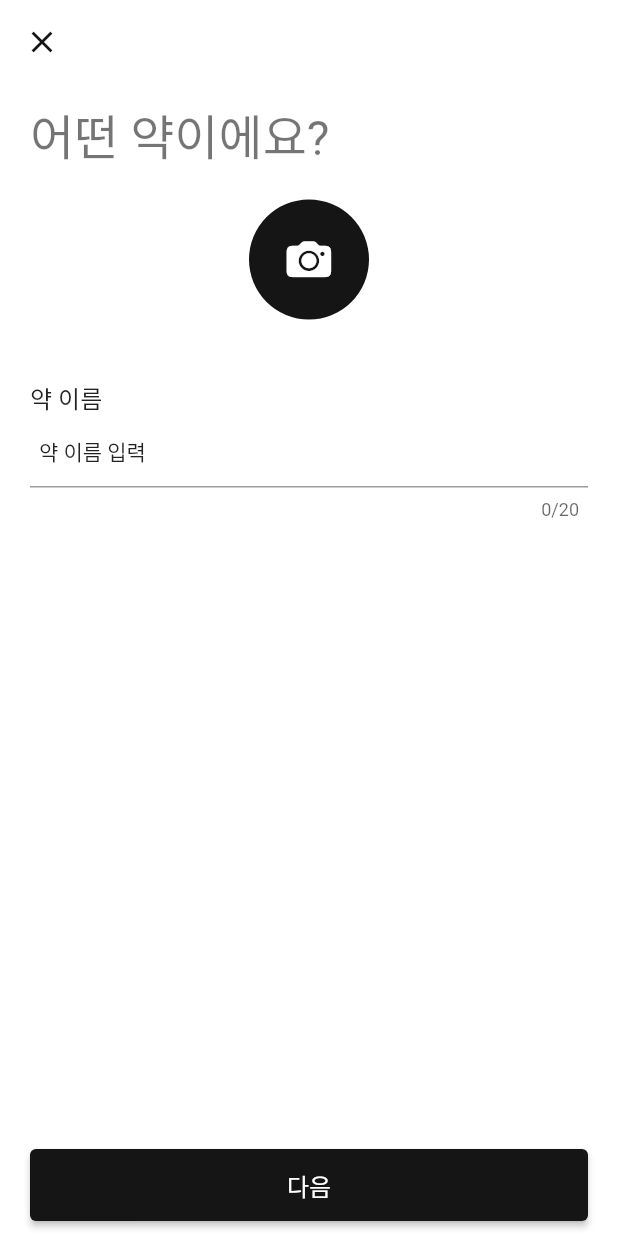
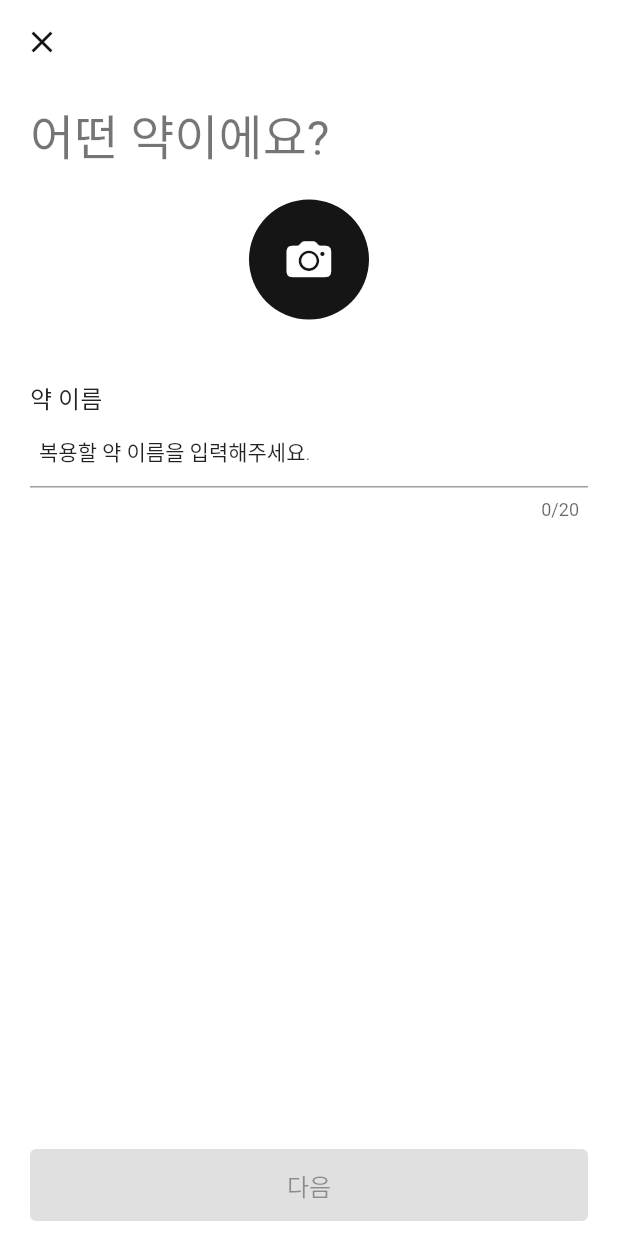
Before and after one commit to GzuPark/TimeToPill_flutter, a Flutter app: the screen it shows after launch, after a tap on an icon or button, on a phone screen of 412 x 824 dp. Run offline on Flutter 3.47's test engine with Material 2 defaults, Android fonts, the phone set to English and light mode, and no system bars; our stand-ins replace image_picker; Roboto replaces fonts that are missing (Gaegu).

Commit message:
Apply to send data from AddPillPage to AddAlarmPage (just testing)
- Refactor the page name from AddPage to AddPillPage
- Communicate image data between hierarchical widget layers
- Apply to fade in route effect
  - HomePage -> AddPillPage
  - AddPillPage -> AddAlarmPage

```diff
--- /dev/null
+++ b/lib/components/project_page_route.dart
@@ -0,0 +1,17 @@
+import 'package:flutter/cupertino.dart';
+
+class FadePageRoute extends PageRouteBuilder {
+  final Widget page;
+
+  FadePageRoute({
+    required this.page,
+  }) : super(
+          pageBuilder: (context, animation, secondaryAnimation) => page,
+          transitionsBuilder: (context, animation, secondaryAnimation, child) {
+            return FadeTransition(
+              opacity: animation,
+              child: child,
+            );
+          },
+        );
+}
--- a/lib/pages/add/add_page.dart
+++ b/lib/pages/add/add_pill_page.dart
@@ -4,21 +4,24 @@ import 'package:flutter/cupertino.dart';
 import 'package:flutter/material.dart';
 import 'package:image_picker/image_picker.dart';
 import 'package:time_to_pill/components/project_constants.dart';
+import 'package:time_to_pill/components/project_page_route.dart';
+import 'package:time_to_pill/pages/add/add_alarm_page.dart';
 
-class AddPage extends StatefulWidget {
-  const AddPage({Key? key}) : super(key: key);
+class AddPillPage extends StatefulWidget {
+  const AddPillPage({Key? key}) : super(key: key);
 
   @override
-  State<AddPage> createState() => _AddPageState();
+  State<AddPillPage> createState() => _AddPillPageState();
 }
 
-class _AddPageState extends State<AddPage> {
+class _AddPillPageState extends State<AddPillPage> {
   // Control to input the pill's name
-  final TextEditingController _textController = TextEditingController();
+  final TextEditingController _pillNameController = TextEditingController();
+  File? _pillImage;
 
   @override
   void dispose() {
-    _textController.dispose();
+    _pillNameController.dispose();
     super.dispose();
   }
 
@@ -42,8 +45,10 @@ class _AddPageState extends State<AddPage> {
                   style: Theme.of(context).textTheme.headline4,
                 ),
                 const SizedBox(height: regularSpace),
-                const Center(
-                  child: PillImageButton(),
+                Center(
+                  child: PillImageButton(
+                    changedImageFile: (File? value) => _pillImage = value,
+                  ),
                 ),
                 const SizedBox(height: largeSpace),
                 Text(
@@ -51,13 +56,14 @@ class _AddPageState extends State<AddPage> {
                   style: Theme.of(context).textTheme.subtitle1,
                 ),
                 TextFormField(
-                  controller: _textController,
+                  controller: _pillNameController,
+                  onChanged: (_) => setState(() {}),
                   maxLength: 20,
                   keyboardType: TextInputType.text,
                   textInputAction: TextInputAction.done,
                   style: Theme.of(context).textTheme.bodyText1,
                   decoration: InputDecoration(
-                    hintText: '약 이름 입력',
+                    hintText: '복용할 약 이름을 입력해주세요.',
                     hintStyle: Theme.of(context).textTheme.bodyText2,
                     contentPadding: textFiledContentPadding,
                   ),
@@ -75,9 +81,21 @@ class _AddPageState extends State<AddPage> {
             child: ElevatedButton(
               style: ElevatedButton.styleFrom(textStyle: Theme.of(context).textTheme.subtitle1),
               child: const Text('다음'),
-              onPressed: () {},
+              onPressed: _pillNameController.text.isEmpty ? null : _routeAddAlarmPage,
             ),
           ),
+        ),
+      ),
+    );
+  }
+
+  void _routeAddAlarmPage() {
+    Navigator.push(
+      context,
+      FadePageRoute(
+        page: AddAlarmPage(
+          pillImage: _pillImage,
+          pillName: _pillNameController.text,
         ),
       ),
     );
@@ -86,7 +104,13 @@ class _AddPageState extends State<AddPage> {
 
 /// This widget from the CircleAvatar which located in the center of the HomePage
 class PillImageButton extends StatefulWidget {
-  const PillImageButton({Key? key}) : super(key: key);
+  const PillImageButton({
+    Key? key,
+    required this.changedImageFile,
+  }) : super(key: key);
+
+  /// Connect a variable with the upper layer state
+  final ValueChanged<File?> changedImageFile;
 
   @override
   State<PillImageButton> createState() => _PillImageButtonState();
@@ -135,7 +159,10 @@ class _PillImageButtonState extends State<PillImageButton> {
   void _onPressed(ImageSource source) {
     ImagePicker().pickImage(source: source).then((xFile) {
       if (xFile != null) {
-        setState(() => _pickedImage = File(xFile.path));
+        setState(() {
+          _pickedImage = File(xFile.path);
+          widget.changedImageFile(_pickedImage);
+        });
       }
       Navigator.maybePop(context);
     });
--- a/lib/pages/home_page.dart
+++ b/lib/pages/home_page.dart
@@ -1,7 +1,8 @@
 import 'package:flutter/cupertino.dart';
 import 'package:flutter/material.dart';
 import 'package:time_to_pill/components/project_colors.dart';
-import 'package:time_to_pill/pages/add/add_page.dart';
+import 'package:time_to_pill/components/project_page_route.dart';
+import 'package:time_to_pill/pages/add/add_pill_page.dart';
 import 'package:time_to_pill/pages/history/history_page.dart';
 import 'package:time_to_pill/pages/today/today_page.dart';
 
@@ -64,7 +65,7 @@ class _HomePageState extends State<HomePage> {
   void _onRouteAddPage() {
     Navigator.push(
       context,
-      MaterialPageRoute(builder: (context) => const AddPage()),
+      FadePageRoute(page: const AddPillPage()),
     );
   }
 }
```
Also changed, not shown: lib/pages/add/add_alarm_page.dart (added, +27 -0 lines).
